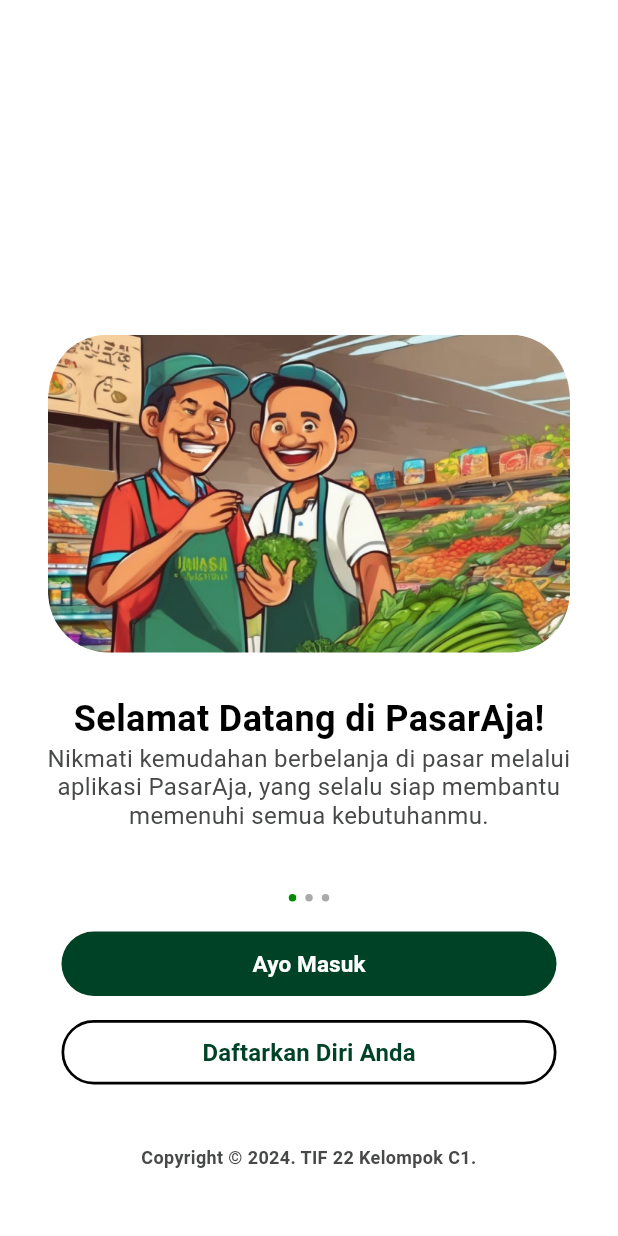
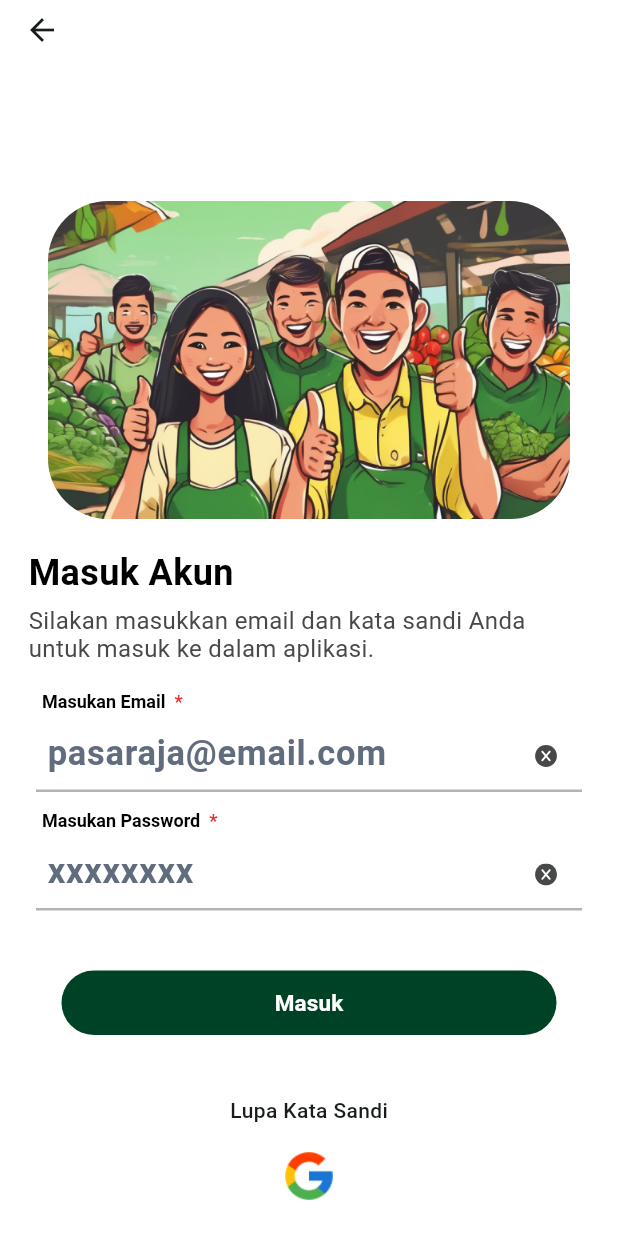
Before and after one commit to haqiachd/PasarAja_Mobile, a Flutter app: the screen it shows after launch, after a tap on "Daftarkan Diri Anda", on a phone screen of 412 x 824 dp. Run offline on Flutter 3.47's test engine with Material 3 defaults, Android fonts, the light colour scheme and no system bars; our stand-ins replace flutter_svg; Roboto replaces fonts that are missing (SF-Pro-Display).

Commit message:
add page signin google

```diff
--- a/lib/config/routes/route_names.dart
+++ b/lib/config/routes/route_names.dart
@@ -1,4 +1,5 @@
 class RouteName {
   static const String defRoute = '/';
   static const String loginPhone = '/loginphone';
+  static const String loginGoogle = '/logingoogle';
 }
--- a/lib/config/routes/routes.dart
+++ b/lib/config/routes/routes.dart
@@ -1,5 +1,6 @@
 import 'package:flutter/material.dart';
 import 'package:pasaraja_mobile/config/routes/route_names.dart';
+import 'package:pasaraja_mobile/feature/auth/presentation/pages/signin_google_page.dart';
 import 'package:pasaraja_mobile/feature/auth/presentation/pages/signin_phone_page.dart';
 import 'package:pasaraja_mobile/feature/auth/presentation/pages/welcome_page.dart';
 
@@ -10,6 +11,8 @@ class AppRoutes {
         return _materialRoute(const WelcomePage());
       case RouteName.loginPhone:
         return _materialRoute(const SignInPhonePage());
+      case RouteName.loginGoogle:
+        return _materialRoute(const SignInGooglePage());
       default:
         return _materialRoute(const WelcomePage());
     }
--- /dev/null
+++ b/lib/feature/auth/presentation/pages/signin_google_page.dart
@@ -0,0 +1,82 @@
+import 'package:flutter/material.dart';
+import 'package:pasaraja_mobile/config/themes/Typography.dart';
+import 'package:pasaraja_mobile/config/themes/colors.dart';
+import 'package:pasaraja_mobile/config/themes/images.dart';
+import 'package:pasaraja_mobile/feature/auth/presentation/widgets/appbar.dart';
+import 'package:pasaraja_mobile/feature/auth/presentation/widgets/auth_init.dart';
+import 'package:pasaraja_mobile/feature/auth/presentation/widgets/auth_input_text.dart';
+import 'package:pasaraja_mobile/feature/auth/presentation/widgets/filled_button.dart';
+import 'package:pasaraja_mobile/feature/auth/presentation/widgets/textfield.dart';
+
+class SignInGooglePage extends StatefulWidget {
+  const SignInGooglePage({super.key});
+
+  @override
+  State<SignInGooglePage> createState() => _SignInGooglePageState();
+}
+
+class _SignInGooglePageState extends State<SignInGooglePage> {
+  TextEditingController emailCont = TextEditingController();
+  @override
+  Widget build(BuildContext context) {
+    return Scaffold(
+      backgroundColor: PasarAjaColor.white,
+      appBar: authAppbar(),
+      body: SingleChildScrollView(
+        child: Padding(
+          padding: EdgeInsets.only(
+            top: 94 - MediaQuery.of(context).padding.top,
+            left: 19,
+            right: 19,
+          ),
+          child: Column(
+            children: [
+              const AuthInit(
+                image: PasarAjaImage.ilLoginEmail,
+                title: 'Masuk Akun',
+                description:
+                    'Silakan masukkan email dan kata sandi Anda untuk masuk ke dalam aplikasi.',
+              ),
+              const SizedBox(height: 19),
+              Padding(
+                padding: const EdgeInsets.only(left: 5, right: 5),
+                child: Column(
+                  children: [
+                    AuthInputText(
+                      title: 'Masukan Email',
+                      textField: AuthTextField(
+                        controller: emailCont,
+                        hintText: 'pasaraja@email.com',
+                      ),
+                    ),
+                    const SizedBox(height: 12),
+                    AuthInputText(
+                      title: 'Masukan Password',
+                      textField: AuthTextField(
+                        controller: emailCont,
+                        hintText: 'xxxxxxxx',
+                      ),
+                    )
+                  ],
+                ),
+              ),
+              const SizedBox(height: 40),
+              AuthFilledButton(onPressed: () {}, title: 'Masuk'),
+              const SizedBox(height: 40),
+              Text(
+                'Lupa Kata Sandi',
+                style: PasarAjaTypography.sfpdMedium,
+              ),
+              const SizedBox(height: 15),
+              Image.asset(
+                PasarAjaImage.icGoogle,
+                width: 38,
+                height: 38,
+              )
+            ],
+          ),
+        ),
+      ),
+    );
+  }
+}
--- a/lib/feature/auth/presentation/pages/welcome_page.dart
+++ b/lib/feature/auth/presentation/pages/welcome_page.dart
@@ -105,11 +105,12 @@ class _WelcomePageState extends State<WelcomePage> {
 
 _masukOnPressed(BuildContext context) {
   return () {
-    print('button pressed');
     Navigator.pushNamed(context, RouteName.loginPhone);
   };
 }
 
 _registerOnPressed(BuildContext context) {
-  return () {};
+  return () {
+    Navigator.pushNamed(context, RouteName.loginGoogle);
+  };
 }
--- /dev/null
+++ b/lib/feature/auth/presentation/widgets/appbar.dart
@@ -0,0 +1,10 @@
+import 'package:flutter/material.dart';
+import 'package:pasaraja_mobile/config/themes/colors.dart';
+import 'package:pasaraja_mobile/core/constant/constants.dart';
+
+authAppbar() {
+  return AppBar(
+    backgroundColor: PasarAjaColor.white,
+    toolbarHeight: PasarAjaConstant.authTolbarHeight,
+  );
+}
--- a/lib/feature/auth/presentation/widgets/auth_input_text.dart
+++ b/lib/feature/auth/presentation/widgets/auth_input_text.dart
@@ -16,8 +16,11 @@ class AuthInputText extends StatelessWidget {
     return Column(
       crossAxisAlignment: CrossAxisAlignment.start,
       children: [
-        AuthInputTitle(title: title),
-        const SizedBox(height: 10),
+        Padding(
+          padding: const EdgeInsets.only(left: 4),
+          child: AuthInputTitle(title: title),
+        ),
+        const SizedBox(height: 5),
         textField,
       ],
     );
--- a/lib/feature/auth/presentation/widgets/textfield.dart
+++ b/lib/feature/auth/presentation/widgets/textfield.dart
@@ -18,7 +18,7 @@ class AuthTextField extends StatelessWidget {
   final VoidCallback? suffixAction;
   const AuthTextField({
     super.key,
-    this.controller,
+    required this.controller,
     this.onChanged,
     this.keyboardType,
     this.textInputAction,
```
